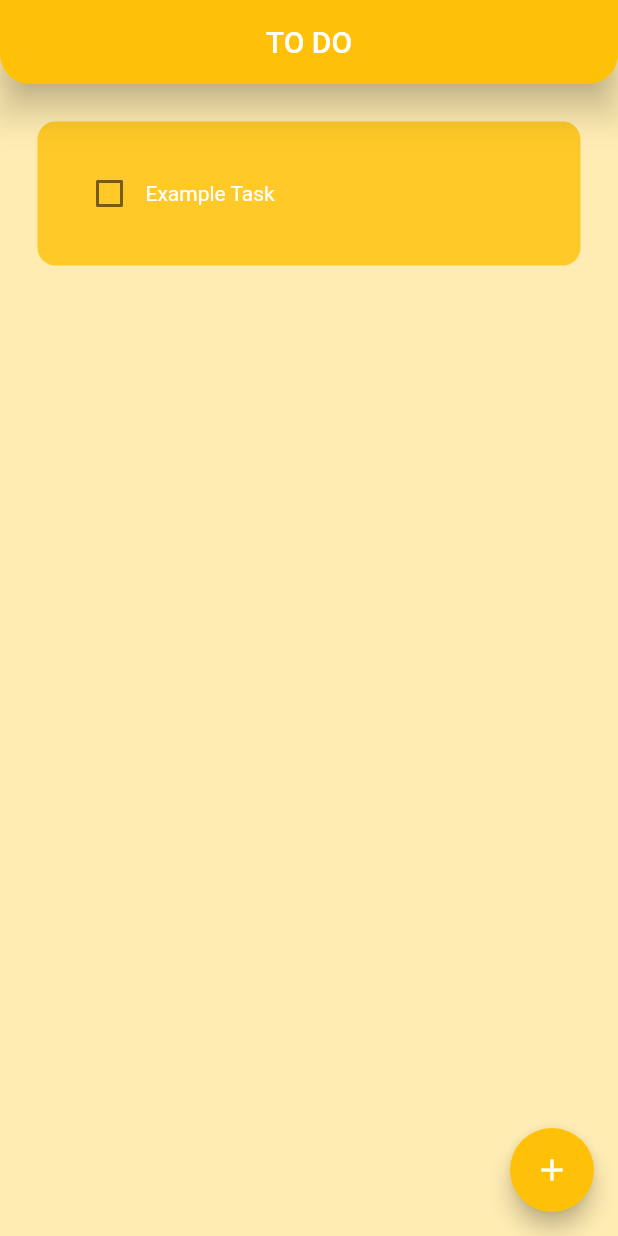
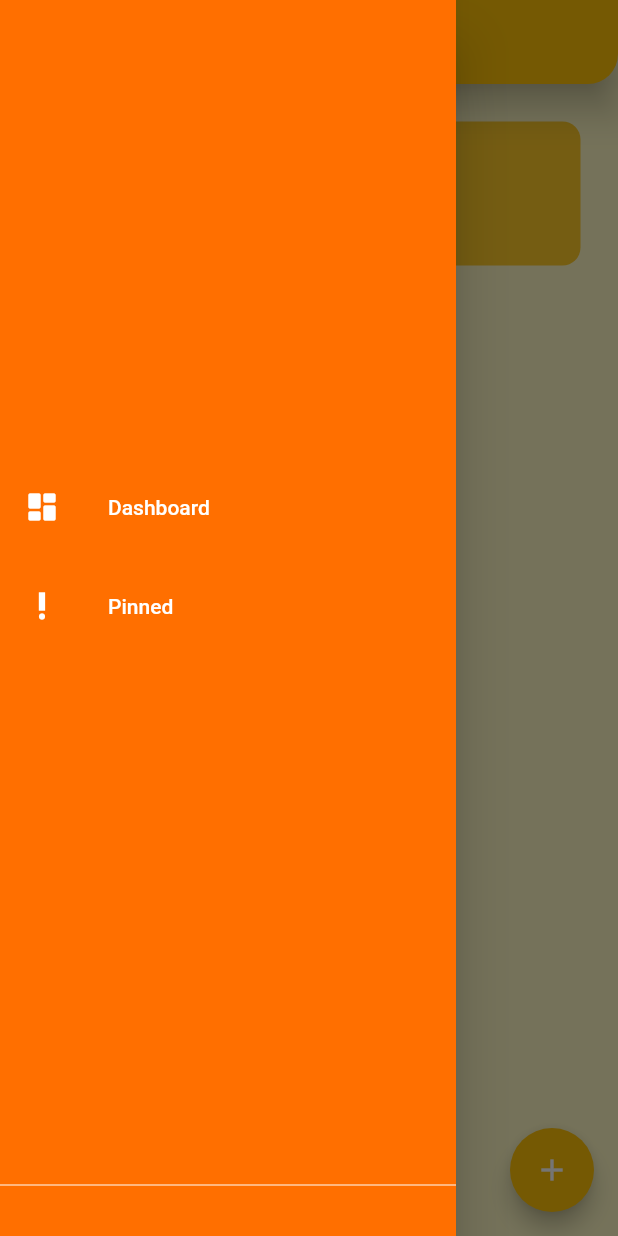
Before and after one commit to sa-rss21/CS3301_planner_app, a Flutter app: the screen it shows after launch, with the side drawer open (before the commit the screen has no drawer), on a phone screen of 412 x 824 dp. Run offline on Flutter 3.47's test engine with Material 2 defaults, Android fonts, the phone set to English and light mode, and no system bars; drawn by our look-alikes of flutter_slidable; our stand-ins replace hive, hive_flutter; accounts and stored records are empty.

Commit message:
dashboard

```diff
--- a/lib/pages/home.dart
+++ b/lib/pages/home.dart
@@ -3,7 +3,9 @@ import '../util/todo_tile.dart';
 import '../util/new_task_dialog.dart';
 import '../data/database.dart';
 import 'package:hive_flutter/hive_flutter.dart';
-class HomePage extends StatefulWidget{
+import '../widget/navigation_draw_widget.dart';
+
+class HomePage extends StatefulWidget {
   const HomePage({super.key});
 
   @override
@@ -17,28 +19,26 @@ class _HomePageState extends State<HomePage> {
   @override
   void initState() {
     // if first time opening app, create default data
-    if(_mybox.get("TODOLIST") == null)
-    {
+    if (_mybox.get("TODOLIST") == null) {
       db.createInitialData();
-    }
-    else
-    {
+    } else {
       db.loadData();
     }
     super.initState();
   }
+
   //text controller
   final _controller = TextEditingController();
   //list of todo tasks
 
-  void checkBoxChanged(bool? value, int index){
+  void checkBoxChanged(bool? value, int index) {
     setState(() {
       db.todoList[index][1] = !db.todoList[index][1];
     });
     db.updateDatabase();
   }
-  void saveNewTask()
-  {
+
+  void saveNewTask() {
     setState(() {
       db.todoList.add([_controller.text, false]);
       _controller.clear();
@@ -46,10 +46,11 @@ class _HomePageState extends State<HomePage> {
     Navigator.of(context).pop();
     db.updateDatabase();
   }
-  void createNewTask()
-  {
-    showDialog(context: context, builder: (context)
-    {
+
+  void createNewTask() {
+    showDialog(
+        context: context,
+        builder: (context) {
           return DialogBox(
             controller: _controller,
             onCancel: () => Navigator.of(context).pop(),
@@ -57,58 +58,58 @@ class _HomePageState extends State<HomePage> {
           );
         });
   }
-  void deleteTask(int index)
-  {
+
+  void deleteTask(int index) {
     setState(() {
       db.todoList.removeAt(index);
     });
     db.updateDatabase();
   }
+
   @override
-  Widget build(BuildContext context){
+  Widget build(BuildContext context) {
     return Scaffold(
-      backgroundColor: Colors.amber[100],
+      backgroundColor: Colors.yellow[100],
       appBar: AppBar(
         title: Text(
           'TO DO',
           textAlign: TextAlign.center,
-          style: TextStyle(
-            fontSize: 20.0,
-            color: Colors.white
-          ),
+          style: TextStyle(fontSize: 20.0, color: Colors.white),
         ),
         centerTitle: true,
         elevation: 10,
-        backgroundColor: Colors.transparent, // Set the AppBar background color to transparent
+        backgroundColor: Colors
+            .transparent, // Set the AppBar background color to transparent
         automaticallyImplyLeading: false, // Disable the back button if needed
         flexibleSpace: Container(
-
           decoration: BoxDecoration(
             borderRadius: BorderRadius.vertical(
-              bottom: Radius.circular(20.0), // Adjust the radius to round the corners as desired
+              bottom: Radius.circular(
+                  20.0), // Adjust the radius to round the corners as desired
             ),
             color: Colors.amber, // You can set the background color here
           ),
         ),
-      )
-      ,
+      ),
+      drawer: NavigationDrawerWidget(),
       floatingActionButton: FloatingActionButton(
         onPressed: createNewTask,
-        child: Icon(Icons.add, color: Colors.white,),
+        child: Icon(
+          Icons.add,
+          color: Colors.white,
+        ),
       ),
       body: ListView.builder(
         itemCount: db.todoList.length,
-        itemBuilder: (context, index){
+        itemBuilder: (context, index) {
           return ToDoTile(
             taskName: db.todoList[index][0],
             taskCompleted: db.todoList[index][1],
             onChanged: (value) => checkBoxChanged(value, index),
             deleteFunction: (context) => deleteTask(index),
           );
-        }
-        ,
+        },
       ),
-
     );
   }
 }
--- /dev/null
+++ b/lib/widget/navigation_draw_widget.dart
@@ -0,0 +1,65 @@
+import 'package:flutter/material.dart';
+import '../pages/dash_board_page.dart';
+
+class NavigationDrawerWidget extends StatelessWidget {
+  final padding = EdgeInsets.symmetric(vertical: 10);
+
+  @override
+  Widget build(BuildContext context) {
+    return Drawer(
+      child: Material(
+        color: Colors.amber.shade900,
+        child: ListView(
+          padding: padding,
+          children: <Widget>[
+            const SizedBox(height: 300),
+            buildMenuItem(
+              text: "Dashboard",
+              icon: Icons.dashboard_rounded,
+              onClicked: () => selectedItem(context, 0),
+            ),
+            const SizedBox(height: 10),
+            buildMenuItem(
+              text: "Pinned",
+              icon: Icons.priority_high_outlined,
+            ),
+
+            // divider
+            const SizedBox(height: 350),
+            Divider(color: Colors.white),
+            const SizedBox(height: 10),
+
+            const SizedBox(width: 200, height: 40),
+            buildMenuItem(text: '', icon: Icons.help_outline_rounded),
+          ],
+        ),
+      ),
+    );
+  }
+
+  // TO DO: actions once button been clicked
+  /**index : index position of the box on sidebar */
+  void selectedItem(BuildContext context, int index) {
+    switch (index) {
+      case 0:
+        Navigator.of(context)
+            .push(MaterialPageRoute(builder: (context) => DashBoardPage()));
+    }
+  }
+
+  Widget buildMenuItem({
+    required String text,
+    required IconData icon,
+    VoidCallback? onClicked,
+  }) {
+    final color = Colors.white;
+    final hoverColor = Colors.white60; //color while clicking
+
+    return ListTile(
+      leading: Icon(icon, color: color),
+      title: Text(text, style: TextStyle(color: color)),
+      hoverColor: hoverColor,
+      onTap: onClicked, //action once clicked
+    );
+  }
+}
```
Also changed, not shown: lib/main.dart (+6 -2 lines), lib/pages/dash_board_page.dart (added, +15 -0 lines), 12 other files. Lines whose indentation alone changed are shown as unchanged.
